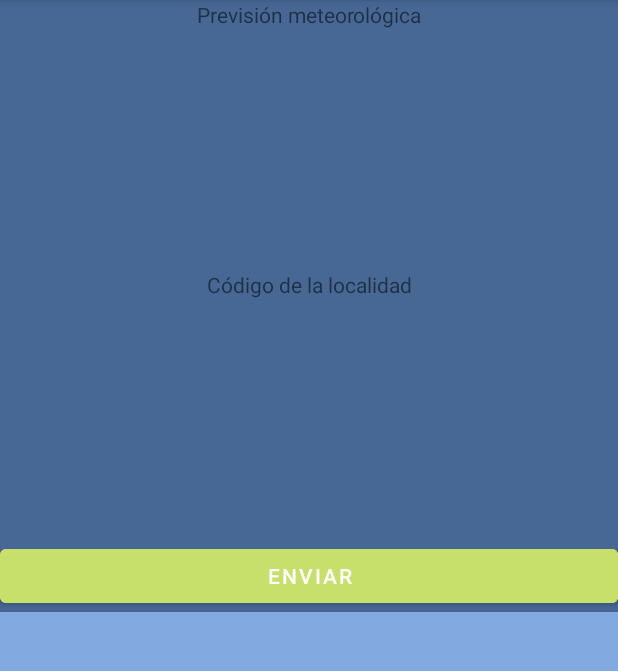
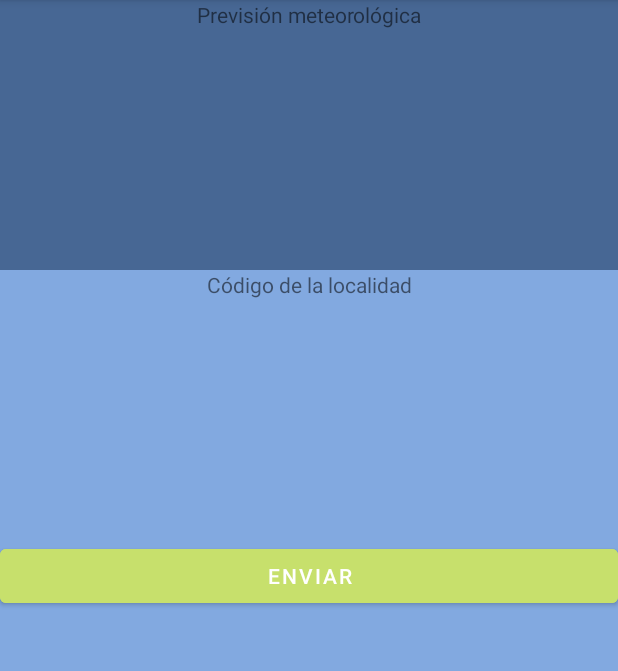
Before and after one commit to DavidRojoM/AemetApp, an Android app: the screen it shows after launch (MainActivity), on a phone screen of 412 x 824 dp, the part 84-755 px from its top. Run offline under Robolectric (Android 15) with nearby library versions, the phone set to English and light mode, and no system bars.

Commit message:
update 2

```diff
--- a/app/src/main/java/com/example/aemetprevi_davidrojo/MainActivity.java
+++ b/app/src/main/java/com/example/aemetprevi_davidrojo/MainActivity.java
@@ -3,6 +3,7 @@ package com.example.aemetprevi_davidrojo;
 import androidx.appcompat.app.AppCompatActivity;
 
 import android.os.Bundle;
+import android.view.View;
 
 public class MainActivity extends AppCompatActivity {
 
@@ -14,4 +15,20 @@ public class MainActivity extends AppCompatActivity {
 
         //cosas que hacer para inicializar sistemas, audio, fotos... etc.
     }
+
+    //Comportamiento para responder al evento CLICK del button "consultar"
+
+    /*public void onConsultar(View view){
+        if (view.getDrawingCacheBackgroundColor()==0){
+            view.setBackgroundColor(12345);
+
+        }else
+            view.setBackgroundColor(0);
+    }
+
+     */
+
+
+    //Aquí pondre miControlador.onConsultar(String codigoLocalidad)
+
 }
--- a/app/src/main/res/layout/activity_main.xml
+++ b/app/src/main/res/layout/activity_main.xml
@@ -4,7 +4,7 @@
     xmlns:tools="http://schemas.android.com/tools"
     android:layout_width="match_parent"
     android:layout_height="match_parent"
-    android:background="#476794"
+    android:background="#82A9E0"
     android:orientation="vertical"
     tools:context=".MainActivity">
 
@@ -13,6 +13,7 @@
         android:layout_height="0dp"
         android:layout_gravity="center"
         android:layout_weight="1"
+        android:background="#476794"
         android:text="Previsión meteorológica"
         android:textAlignment="center" />
 
@@ -31,13 +32,14 @@
         android:layout_height="wrap_content"
         android:layout_gravity="center"
         android:backgroundTint="#C7E06C"
-        android:text="Enviar" />
+        android:onClick="onConsultar"
+        android:text="Enviar"
+        android:textColor="#FFFFFF" />
 
     <TextView
         android:id="@+id/textView2"
         android:layout_width="match_parent"
         android:layout_height="0dp"
-        android:layout_weight=" 2"
-        android:background="#82A9E0" />
+        android:layout_weight=" 2" />
 
 </LinearLayout>
```
